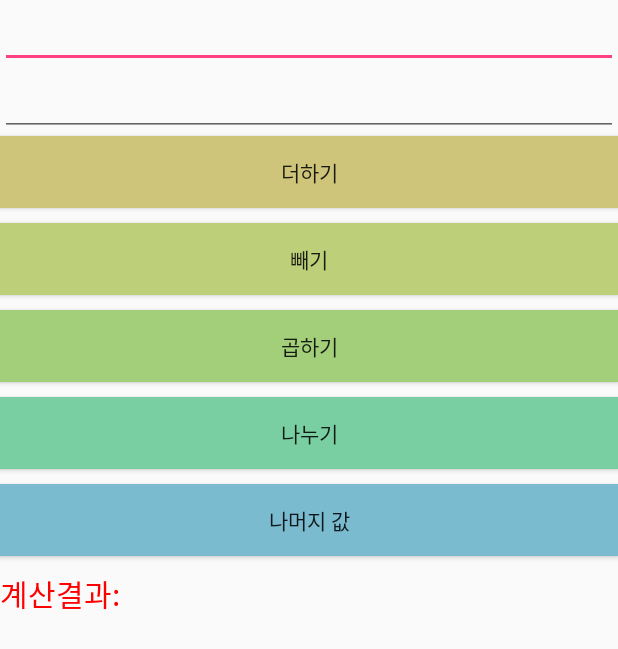
After one commit to pakjkwan/MyApp2, an Android app: the CalcActivity screen opened directly, with no data from a screen before it, on a phone screen of 412 x 824 dp. The commit adds this screen. Shown: the top 649 px of the screen. Run offline under Robolectric (Android 15) with nearby library versions, the phone set to English and light mode, and no system bars.

Commit message:
16.06.04. 계산기 코딩

```diff
--- /dev/null
+++ b/app/src/main/java/com/hanbit/user/myapp2/calc/CalcActivity.java
@@ -0,0 +1,57 @@
+package com.hanbit.user.myapp2.calc;
+
+import android.app.Activity;
+import android.os.Bundle;
+import android.support.design.widget.FloatingActionButton;
+import android.support.design.widget.Snackbar;
+import android.support.v7.app.AppCompatActivity;
+import android.support.v7.widget.Toolbar;
+import android.view.View;
+import android.widget.Button;
+import android.widget.EditText;
+import android.widget.TextView;
+
+import com.hanbit.user.myapp2.R;
+
+public class CalcActivity extends Activity implements View.OnClickListener{
+
+    EditText input01,input02;
+    Button btnPlus,btnMinus,btnMulti,btnDivi,btnRest;
+    TextView textResult;
+    int num1,num2,result;
+    CalcService service;
+    @Override
+    protected void onCreate(Bundle savedInstanceState) {
+        super.onCreate(savedInstanceState);
+        setContentView(R.layout.activity_calc);
+        service = new CalcServiceImpl();
+        btnPlus = (Button) findViewById(R.id.btnPlus);
+        btnMinus = (Button) findViewById(R.id.btnMinus);
+        btnMulti = (Button) findViewById(R.id.btnMulti);
+        btnDivi = (Button) findViewById(R.id.btnDivi);
+        btnRest = (Button) findViewById(R.id.btnRest);
+        textResult = (TextView) findViewById(R.id.textResult);
+
+        btnPlus.setOnClickListener(this);
+        btnMinus.setOnClickListener(this);
+        btnMulti.setOnClickListener(this);
+        btnDivi.setOnClickListener(this);
+        btnRest.setOnClickListener(this);
+    }
+
+
+    @Override
+    public void onClick(View v) {
+        input01 = (EditText) findViewById(R.id.input01);
+        num1 = Integer.parseInt(input01.toString());
+        input02 = (EditText) findViewById(R.id.input02);
+        num2 = Integer.parseInt(input02.toString());
+        switch (v.getId()){
+            case R.id.btnPlus : service.plus(num1,num2); break;
+            case R.id.btnMinus : service.minus(num1,num2); break;
+            case R.id.btnMulti : service.multi(num1,num2); break;
+            case R.id.btnDivi : service.divide(num1,num2); break;
+            case R.id.btnRest : service.nmg(num1,num2); break;
+        }
+    }
+}
--- /dev/null
+++ b/app/src/main/java/com/hanbit/user/myapp2/calc/CalcService.java
@@ -0,0 +1,12 @@
+package com.hanbit.user.myapp2.calc;
+
+/**
+ * Created by USER on 2016-06-04.
+ */
+public interface CalcService {
+    public int plus(int num1,int num2);
+    public int minus(int num1,int num2);
+    public int multi(int num1,int num2);
+    public int divide(int num1,int num2); // 몫
+    public int nmg(int num1,int num2); // 나머지
+}
--- a/app/src/main/java/com/hanbit/user/myapp2/kaup/KaupServiceImpl.java
+++ b/app/src/main/java/com/hanbit/user/myapp2/kaup/KaupServiceImpl.java
@@ -6,7 +6,7 @@ package com.hanbit.user.myapp2.kaup;
 public class KaupServiceImpl implements KaupService{
     @Override
     public String getKaup(double weight, double height) {
-        int idx = (int)(weight/(height * height)) * 10000;
+        int idx = (int)((weight/(height * height)) * 10000);
         String result = "";
 
         if(idx >= 30){ //비만
--- /dev/null
+++ b/app/src/main/res/layout/activity_calc.xml
@@ -0,0 +1,70 @@
+<?xml version="1.0" encoding="utf-8"?>
+<LinearLayout xmlns:android="http://schemas.android.com/apk/res/android"
+    android:layout_width="match_parent"
+    android:layout_height="match_parent"
+    android:orientation="vertical"
+    >
+
+    <EditText
+        android:layout_width="match_parent"
+        android:layout_height="wrap_content"
+        android:id="@+id/input01"
+        />
+    <EditText
+        android:layout_width="match_parent"
+        android:layout_height="wrap_content"
+        android:id="@+id/input02"
+        />
+
+    <Button
+        android:layout_width="match_parent"
+        android:layout_height="wrap_content"
+        android:text="더하기"
+        android:id="@+id/btnPlus"
+        android:background="#cfc57a"
+        />
+    <Button
+        android:layout_width="match_parent"
+        android:layout_height="wrap_content"
+        android:text="빼기"
+        android:id="@+id/btnMinus"
+        android:background="#becf7a"
+        android:layout_marginTop="10dp"
+        />
+    <Button
+        android:layout_width="match_parent"
+        android:layout_height="wrap_content"
+        android:text="곱하기"
+        android:id="@+id/btnMulti"
+        android:background="#a3cf7a"
+        android:layout_marginTop="10dp"
+        />
+    <Button
+        android:layout_width="match_parent"
+        android:layout_height="wrap_content"
+        android:text="나누기"
+        android:id="@+id/btnDivi"
+        android:background="#7acfa2"
+        android:layout_marginTop="10dp"
+        />
+    <Button
+        android:layout_width="match_parent"
+        android:layout_height="wrap_content"
+        android:text="나머지 값"
+        android:id="@+id/btnRest"
+        android:background="#7abbcf"
+        android:layout_marginTop="10dp"
+        />
+
+    <TextView
+        android:layout_width="wrap_content"
+        android:layout_height="wrap_content"
+        android:text="계산결과: "
+        android:textSize="20dp"
+        android:layout_marginTop="10dp"
+        android:id="@+id/textResult"
+        android:textColor="#FFFF0000"
+        />
+
+
+</LinearLayout>
--- a/app/src/main/res/values/strings.xml
+++ b/app/src/main/res/values/strings.xml
@@ -2,4 +2,5 @@
     <string name="app_name">MyApp2</string>
     <string name="action_settings">Settings</string>
     <string name="title_activity_kaup">KaupActivity</string>
+    <string name="title_activity_calc">CalcActivity</string>
 </resources>
```
Also changed, not shown: app/src/main/AndroidManifest.xml (+5 -5 lines), app/src/main/java/com/hanbit/user/myapp2/calc/CalcServiceImpl.java (added, +31 -0 lines), app/src/main/java/com/hanbit/user/myapp2/kaup/KaupActivity.java (+10 -7 lines), app/src/main/res/layout/activity_main.xml (+15 -1 lines).
